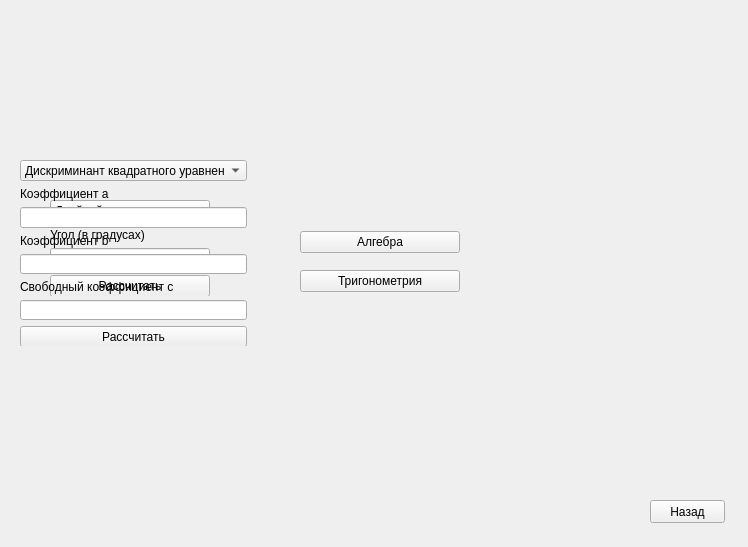
Qt form QtProject_design.ui (Moromug/QtProject) before a commit.
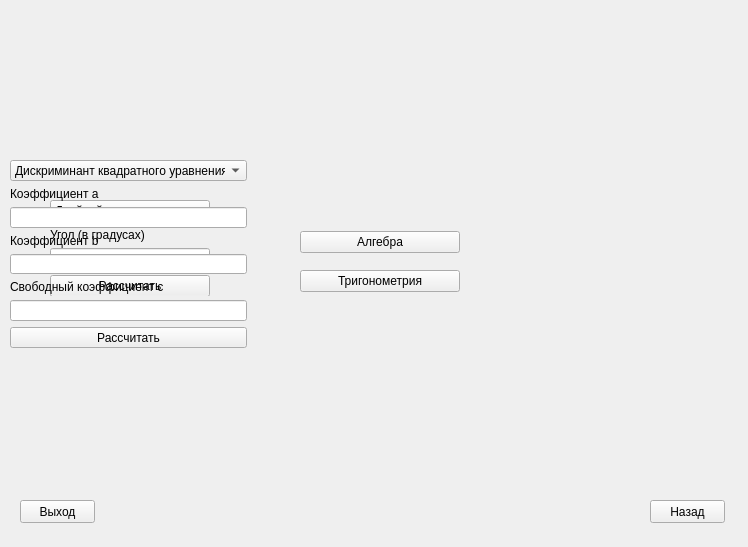
The same form after that commit.

Commit message: Made the menu

```diff
--- a/QtProject_design.ui
+++ b/QtProject_design.ui
@@ -87,10 +87,10 @@
    <widget class="QWidget" name="verticalLayoutWidget_2">
     <property name="geometry">
      <rect>
-      <x>10</x>
+      <x>0</x>
       <y>0</y>
-      <width>227</width>
-      <height>186</height>
+      <width>237</width>
+      <height>188</height>
      </rect>
     </property>
     <layout class="QVBoxLayout" name="verticalLayout_2">
@@ -149,11 +149,15 @@
       <widget class="QLineEdit" name="lineEdit_2"/>
      </item>
      <item>
-      <widget class="QPushButton" name="pushButton_2">
-       <property name="text">
-        <string>Рассчитать</string>
-       </property>
-      </widget>
+      <layout class="QHBoxLayout" name="horizontalLayout">
+       <item>
+        <widget class="QPushButton" name="count_algebra">
+         <property name="text">
+          <string>Рассчитать</string>
+         </property>
+        </widget>
+       </item>
+      </layout>
      </item>
     </layout>
    </widget>
@@ -288,6 +292,29 @@
     </layout>
    </widget>
   </widget>
+  <widget class="QWidget" name="exit_wid" native="true">
+   <property name="geometry">
+    <rect>
+     <x>0</x>
+     <y>470</y>
+     <width>120</width>
+     <height>80</height>
+    </rect>
+   </property>
+   <widget class="QPushButton" name="exit_btn">
+    <property name="geometry">
+     <rect>
+      <x>20</x>
+      <y>30</y>
+      <width>75</width>
+      <height>23</height>
+     </rect>
+    </property>
+    <property name="text">
+     <string>Выход</string>
+    </property>
+   </widget>
+  </widget>
  </widget>
  <resources/>
  <connections/>
```
Left out of the diff: 27 changed lines with no effect on the pictures. The commit also changes 1 other file.
